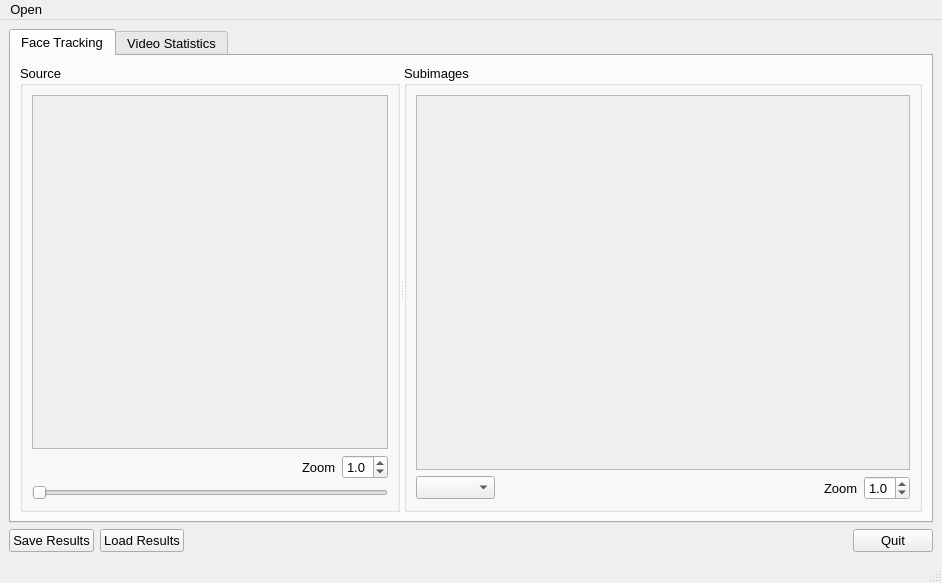
The window that cgt/CrystalGrowthTrackerMain.ui (jonathanHuwP/CrystalGrowthTracker) describes before a commit, drawn with Qt 5.
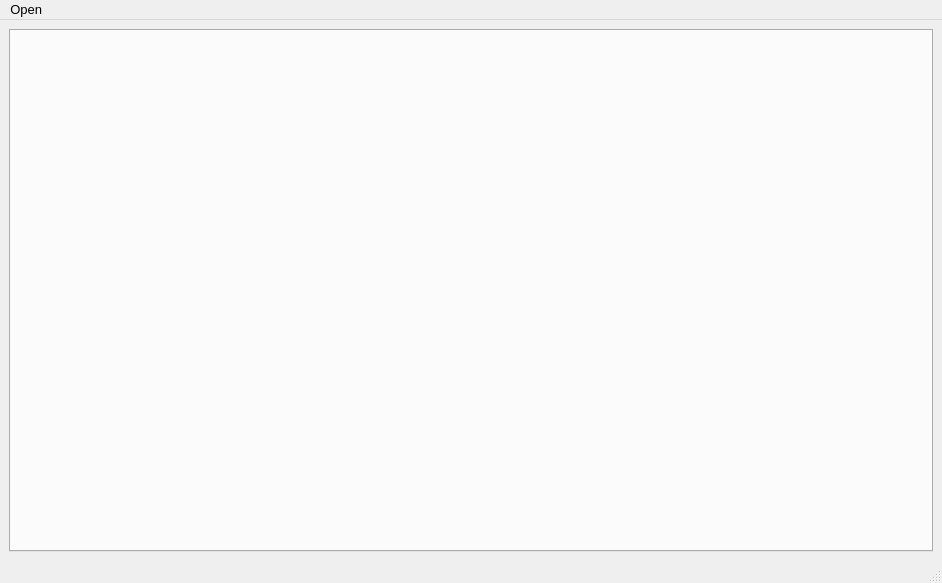
The same window after the commit.

Commit message: Main reduced to holder for Qtabwidget

Diff of the .ui file:
```diff
--- a/cgt/CrystalGrowthTrackerMain.ui
+++ b/cgt/CrystalGrowthTrackerMain.ui
@@ -31,283 +31,8 @@
       <property name="currentIndex">
        <number>0</number>
       </property>
-      <widget class="QWidget" name="tab">
-       <attribute name="title">
-        <string>Face Tracking</string>
-       </attribute>
-       <layout class="QVBoxLayout" name="verticalLayout_5">
-        <item>
-         <widget class="QSplitter" name="_splitter">
-          <property name="orientation">
-           <enum>Qt::Horizontal</enum>
-          </property>
-          <widget class="QGroupBox" name="groupBox">
-           <property name="title">
-            <string>Source</string>
-           </property>
-           <layout class="QVBoxLayout" name="verticalLayout">
-            <item>
-             <layout class="QVBoxLayout" name="verticalLayout_3">
-              <item>
-               <widget class="QScrollArea" name="_sourceScrollArea">
-                <property name="widgetResizable">
-                 <bool>true</bool>
-                </property>
-                <widget class="QWidget" name="scrollAreaWidgetContents">
-                 <property name="geometry">
-                  <rect>
-                   <x>0</x>
-                   <y>0</y>
-                   <width>334</width>
-                   <height>290</height>
-                  </rect>
-                 </property>
-                </widget>
-               </widget>
-              </item>
-              <item>
-               <layout class="QHBoxLayout" name="_viewSubButton">
-                <item>
-                 <spacer name="horizontalSpacer">
-                  <property name="orientation">
-                   <enum>Qt::Horizontal</enum>
-                  </property>
-                  <property name="sizeHint" stdset="0">
-                   <size>
-                    <width>60</width>
-                    <height>20</height>
-                   </size>
-                  </property>
-                 </spacer>
-                </item>
-                <item>
-                 <widget class="QLabel" name="label">
-                  <property name="text">
-                   <string>Zoom</string>
-                  </property>
-                 </widget>
-                </item>
-                <item>
-                 <widget class="QDoubleSpinBox" name="_sourceZoomSpinBox">
-                  <property name="decimals">
-                   <number>1</number>
-                  </property>
-                  <property name="minimum">
-                   <double>0.100000000000000</double>
-                  </property>
-                  <property name="maximum">
-                   <double>5.000000000000000</double>
-                  </property>
-                  <property name="singleStep">
-                   <double>0.500000000000000</double>
-                  </property>
-                  <property name="value">
-                   <double>1.000000000000000</double>
-                  </property>
-                 </widget>
-                </item>
-               </layout>
-              </item>
-             </layout>
-            </item>
-            <item>
-             <widget class="QSlider" name="_frameSlider">
-              <property name="orientation">
-               <enum>Qt::Horizontal</enum>
-              </property>
-             </widget>
-            </item>
-           </layout>
-          </widget>
-          <widget class="QGroupBox" name="groupBox_2">
-           <property name="title">
-            <string>Subimages</string>
-           </property>
-           <layout class="QVBoxLayout" name="verticalLayout_2">
-            <item>
-             <widget class="QScrollArea" name="_subScrollArea">
-              <property name="widgetResizable">
-               <bool>true</bool>
-              </property>
-              <widget class="QWidget" name="scrollAreaWidgetContents_2">
-               <property name="geometry">
-                <rect>
-                 <x>0</x>
-                 <y>0</y>
-                 <width>481</width>
-                 <height>290</height>
-                </rect>
-               </property>
-              </widget>
-             </widget>
-            </item>
-            <item>
-             <layout class="QVBoxLayout" name="verticalLayout_4">
-              <item>
-               <layout class="QHBoxLayout" name="horizontalLayout">
-                <item>
-                 <widget class="QComboBox" name="_subimageComboBox"/>
-                </item>
-                <item>
-                 <spacer name="horizontalSpacer_4">
-                  <property name="orientation">
-                   <enum>Qt::Horizontal</enum>
-                  </property>
-                  <property name="sizeHint" stdset="0">
-                   <size>
-                    <width>30</width>
-                    <height>20</height>
-                   </size>
-                  </property>
-                 </spacer>
-                </item>
-                <item>
-                 <widget class="QLabel" name="label_2">
-                  <property name="text">
-                   <string>Zoom</string>
-                  </property>
-                 </widget>
-                </item>
-                <item>
-                 <widget class="QDoubleSpinBox" name="_subimageZoomSpinBox">
-                  <property name="decimals">
-                   <number>1</number>
-                  </property>
-                  <property name="minimum">
-                   <double>0.100000000000000</double>
-                  </property>
-                  <property name="maximum">
-                   <double>4.000000000000000</double>
-                  </property>
-                  <property name="singleStep">
-                   <double>0.500000000000000</double>
-                  </property>
-                  <property name="value">
-                   <double>1.000000000000000</double>
-                  </property>
-                 </widget>
-                </item>
-               </layout>
-              </item>
-             </layout>
-            </item>
-           </layout>
-          </widget>
-         </widget>
-        </item>
-       </layout>
-      </widget>
-      <widget class="QWidget" name="tab_2">
-       <attribute name="title">
-        <string>Video Statistics</string>
-       </attribute>
-       <layout class="QVBoxLayout" name="verticalLayout_7">
-        <item>
-         <layout class="QVBoxLayout" name="verticalLayout_6">
-          <item>
-           <widget class="QScrollArea" name="_tab2ScrollArea">
-            <property name="widgetResizable">
-             <bool>true</bool>
-            </property>
-            <widget class="QWidget" name="scrollAreaWidgetContents_3">
-             <property name="geometry">
-              <rect>
-               <x>0</x>
-               <y>0</y>
-               <width>880</width>
-               <height>342</height>
-              </rect>
-             </property>
-            </widget>
-           </widget>
-          </item>
-          <item>
-           <layout class="QHBoxLayout" name="_viewSubButton_2">
-            <item>
-             <spacer name="horizontalSpacer_2">
-              <property name="orientation">
-               <enum>Qt::Horizontal</enum>
-              </property>
-              <property name="sizeHint" stdset="0">
-               <size>
-                <width>60</width>
-                <height>20</height>
-               </size>
-              </property>
-             </spacer>
-            </item>
-            <item>
-             <widget class="QLabel" name="label_3">
-              <property name="text">
-               <string>Zoom</string>
-              </property>
-             </widget>
-            </item>
-            <item>
-             <widget class="QDoubleSpinBox" name="_tab2ZoomSpinBox">
-              <property name="decimals">
-               <number>1</number>
-              </property>
-              <property name="minimum">
-               <double>0.100000000000000</double>
-              </property>
-              <property name="maximum">
-               <double>5.000000000000000</double>
-              </property>
-              <property name="singleStep">
-               <double>0.500000000000000</double>
-              </property>
-              <property name="value">
-               <double>1.000000000000000</double>
-              </property>
-             </widget>
-            </item>
-           </layout>
-          </item>
-         </layout>
-        </item>
-       </layout>
-      </widget>
      </widget>
     </item>
-    <item>
-     <layout class="QHBoxLayout" name="horizontalLayout_3" stretch="0,0,0,0">
-      <item>
-       <widget class="QPushButton" name="_saveResultsButton">
-        <property name="text">
-         <string>Save Results</string>
-        </property>
-       </widget>
-      </item>
-      <item>
-       <widget class="QPushButton" name="_loadResultsButton">
-        <property name="text">
-         <string>Load Results</string>
-        </property>
-       </widget>
-      </item>
-      <item>
-       <spacer name="horizontalSpacer_3">
-        <property name="orientation">
-         <enum>Qt::Horizontal</enum>
-        </property>
-        <property name="sizeHint" stdset="0">
-         <size>
-          <width>40</width>
-          <height>20</height>
-         </size>
-        </property>
-       </spacer>
-      </item>
-      <item>
-       <widget class="QPushButton" name="_exitButton">
-        <property name="text">
-         <string>Quit</string>
-        </property>
-       </widget>
-      </item>
-     </layout>
-    </item>
    </layout>
   </widget>
   <widget class="QMenuBar" name="menubar">
```
Left out of the diff: 171 changed lines with no effect on the pictures. The commit also changes 1 other file.
